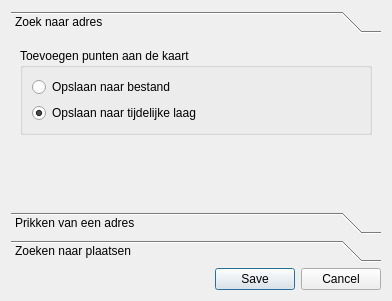
This is ui_geopunt4QgisSettings.ui in warrieka/geopunt4Qgis as Qt 5 draws it before an edit. The edited form follows.
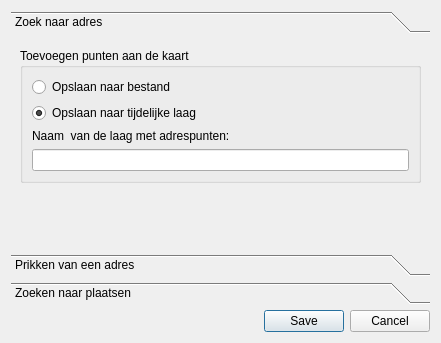
This is the edited form.

```diff
--- a/ui_geopunt4QgisSettings.ui
+++ b/ui_geopunt4QgisSettings.ui
@@ -6,8 +6,8 @@
    <rect>
     <x>0</x>
     <y>0</y>
-    <width>392</width>
-    <height>301</height>
+    <width>441</width>
+    <height>343</height>
    </rect>
   </property>
   <property name="windowTitle">
@@ -16,7 +16,15 @@
   <layout class="QVBoxLayout" name="verticalLayout">
    <item>
     <widget class="QToolBox" name="settingsTab">
-     <widget class="QWidget" name="adresTab" native="true">
+     <widget class="QWidget" name="adresTab">
+      <property name="geometry">
+       <rect>
+        <x>0</x>
+        <y>0</y>
+        <width>423</width>
+        <height>213</height>
+       </rect>
+      </property>
       <attribute name="label">
        <string>Zoek naar adres</string>
       </attribute>
@@ -44,6 +52,16 @@
             </property>
            </widget>
           </item>
+          <item>
+           <widget class="QLabel" name="label_1">
+            <property name="text">
+             <string>Naam  van de laag met adrespunten:</string>
+            </property>
+           </widget>
+          </item>
+          <item>
+           <widget class="QLineEdit" name="adresLayerTxt"/>
+          </item>
          </layout>
         </widget>
        </item>
```
Left out of the diff: 60 changed lines with no effect on the pictures.
